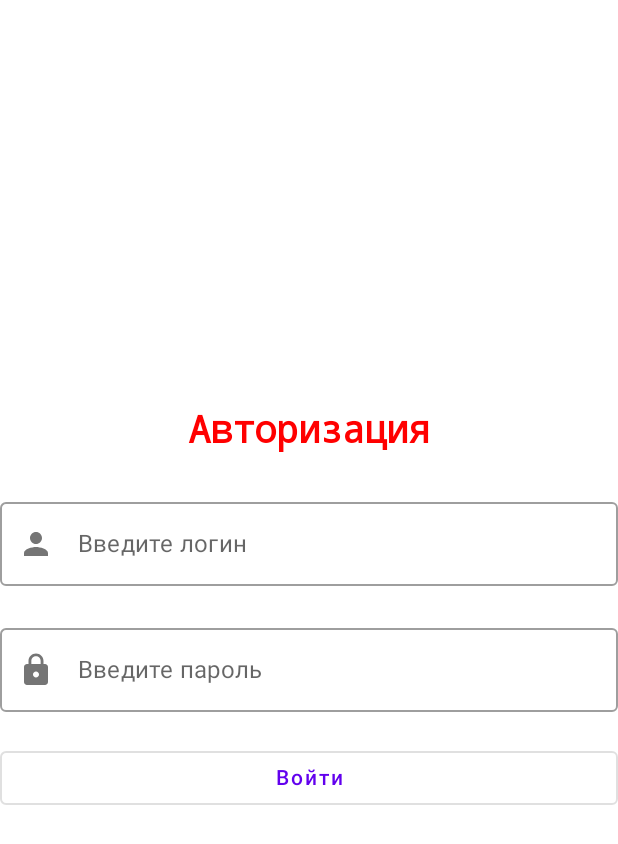
After one commit to RekaEva/Filmoteka, an Android app built with Jetpack Compose: the composable AuthScreen shown on its own in the app's theme, on a phone screen of 412 x 824 dp. The commit adds this screen. Shown: the top 844 px of the screen. Run offline under Robolectric (Android 15) with nearby library versions, the phone set to English and light mode, and no system bars.

Commit message:
'all ok'

```diff
--- /dev/null
+++ b/Filmoteka/app/src/main/java/com/example/filmography/presentation/AutenticationFragment.kt
@@ -0,0 +1,111 @@
+package com.example.filmography.presentation
+
+import android.os.Bundle
+import android.view.LayoutInflater
+import android.view.View
+import android.view.ViewGroup
+import androidx.compose.foundation.layout.*
+import androidx.compose.foundation.text.KeyboardOptions
+import androidx.compose.material.Icon
+import androidx.compose.material.OutlinedButton
+import androidx.compose.material.OutlinedTextField
+import androidx.compose.material.Text
+import androidx.compose.material.icons.Icons
+import androidx.compose.material.icons.filled.Lock
+import androidx.compose.material.icons.filled.Person
+import androidx.compose.runtime.*
+import androidx.compose.ui.Alignment
+import androidx.compose.ui.Modifier
+import androidx.compose.ui.platform.ComposeView
+import androidx.compose.ui.text.input.KeyboardType
+import androidx.compose.ui.text.input.PasswordVisualTransformation
+import androidx.compose.ui.text.style.TextAlign
+import androidx.compose.ui.unit.dp
+import androidx.fragment.app.Fragment
+import com.example.filmography.presentation.ui.headerTextStyle
+
+class AutenticationFragment : Fragment() {
+    override fun onCreateView(
+        inflater: LayoutInflater,
+        container: ViewGroup?,
+        savedInstanceState: Bundle?
+    ): View {
+        return ComposeView(requireContext()).apply {
+            setContent {
+                AuthScreen()
+            }
+        }
+    }
+
+}
+
+@Composable
+fun AuthScreen() {
+    var login by remember { mutableStateOf("") }
+    var password by remember { mutableStateOf("") }
+
+    Column(
+        modifier = Modifier.fillMaxSize(),
+        verticalArrangement = Arrangement.Center,
+        horizontalAlignment = Alignment.CenterHorizontally,
+    ) {
+        Text(
+            text = "Авторизация",
+            style = headerTextStyle,
+            modifier = Modifier
+                .fillMaxWidth()
+                .padding(bottom = 15.dp)
+        )
+        OutlinedTextField(
+            value = login,
+            onValueChange = { login = it },
+            label = { Text("Введите логин") },
+            leadingIcon = {
+                Icon(
+                    Icons.Default.Person,
+                    contentDescription = "person"
+                )
+            },
+            modifier = Modifier
+                .fillMaxWidth()
+                .padding(bottom = 10.dp, top = 10.dp)
+        )
+
+        OutlinedTextField(
+            value = password,
+            onValueChange = { password = it },
+            label = { Text("Введите пароль") },
+            leadingIcon = {
+                Icon(
+                    Icons.Default.Lock,
+                    contentDescription = "password"
+                )
+            },
+            modifier = Modifier
+                .fillMaxWidth()
+                .padding(
+                    bottom = 10.dp,
+                    top = 10.dp
+                ),
+            visualTransformation = PasswordVisualTransformation(),
+            keyboardOptions = KeyboardOptions(
+                keyboardType = KeyboardType.Password
+            )
+        )
+
+        OutlinedButton(onClick = { logged(login, password) },
+            modifier = Modifier
+                .fillMaxWidth()
+                .padding(bottom = 10.dp, top = 10.dp))
+        {
+            Text(text = "Войти",
+            textAlign = TextAlign.Center)
+        }
+
+    }
+}
+
+fun logged(login : String, password : String)
+{
+   // тут логика в случает успешной и неуспешной автоирзации
+}
--- a/Filmoteka/app/src/main/java/com/example/filmography/presentation/Autentication Fragment.kt
+++ b/Filmoteka/app/src/main/java/com/example/filmography/presentation/MainViewModel.kt
@@ -1,4 +1,4 @@
 package com.example.filmography.presentation
 
-class `Autentication Fragment` {
+class MainViewModel {
 }
--- a/Filmoteka/app/src/main/res/layout/fragment_second.xml
+++ b/Filmoteka/app/src/main/res/layout/fragment_second.xml
@@ -1,10 +1,8 @@
 <?xml version="1.0" encoding="utf-8"?>
 <androidx.constraintlayout.widget.ConstraintLayout xmlns:android="http://schemas.android.com/apk/res/android"
     xmlns:app="http://schemas.android.com/apk/res-auto"
-    xmlns:tools="http://schemas.android.com/tools"
     android:layout_width="match_parent"
-    android:layout_height="match_parent"
-    tools:context=".presentation.SecondFragment">
+    android:layout_height="match_parent">
 
     <TextView
         android:id="@+id/textview_second"
```
Also changed, not shown: Filmoteka/app/build.gradle (+22 -0 lines), Filmoteka/app/src/main/java/com/example/filmography/presentation/AuthScreen.kt (added, +10 -0 lines), Filmoteka/app/src/main/java/com/example/filmography/presentation/MainActivity.kt (+4 -46 lines), Filmoteka/app/src/main/java/com/example/filmography/presentation/ui/styles.kt (added, +16 -0 lines), Filmoteka/app/src/main/res/layout/activity_main.xml (+3 -33 lines), Filmoteka/app/src/main/res/layout/fragment_first.xml (+3 -4 lines), 1 other file.
